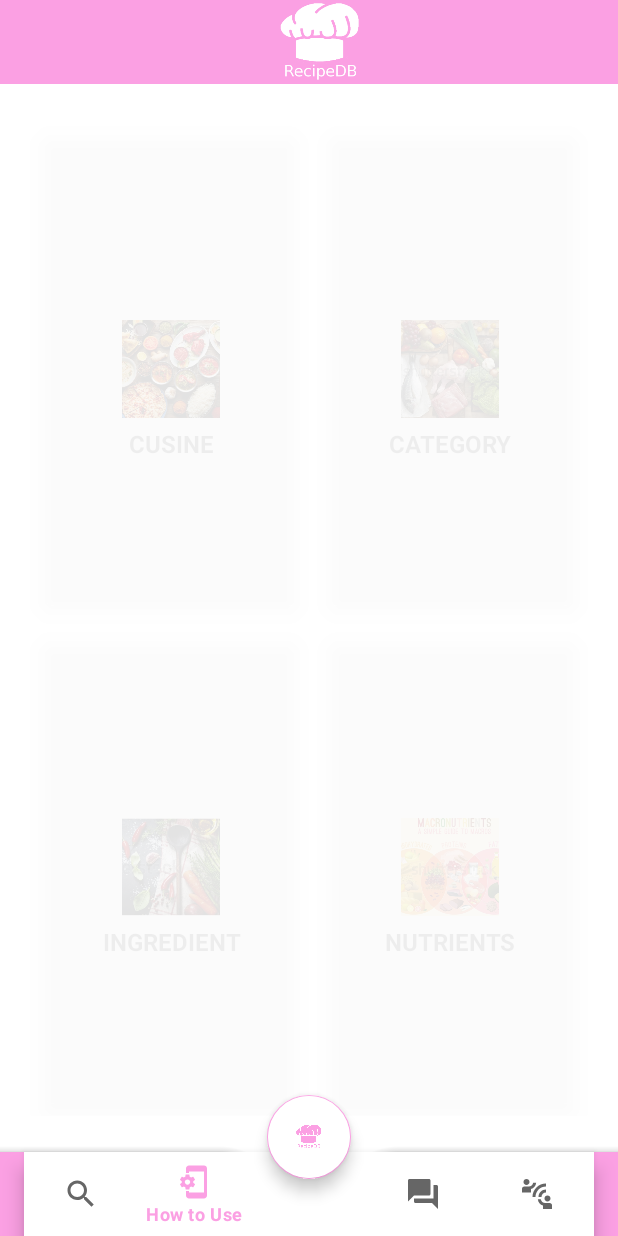
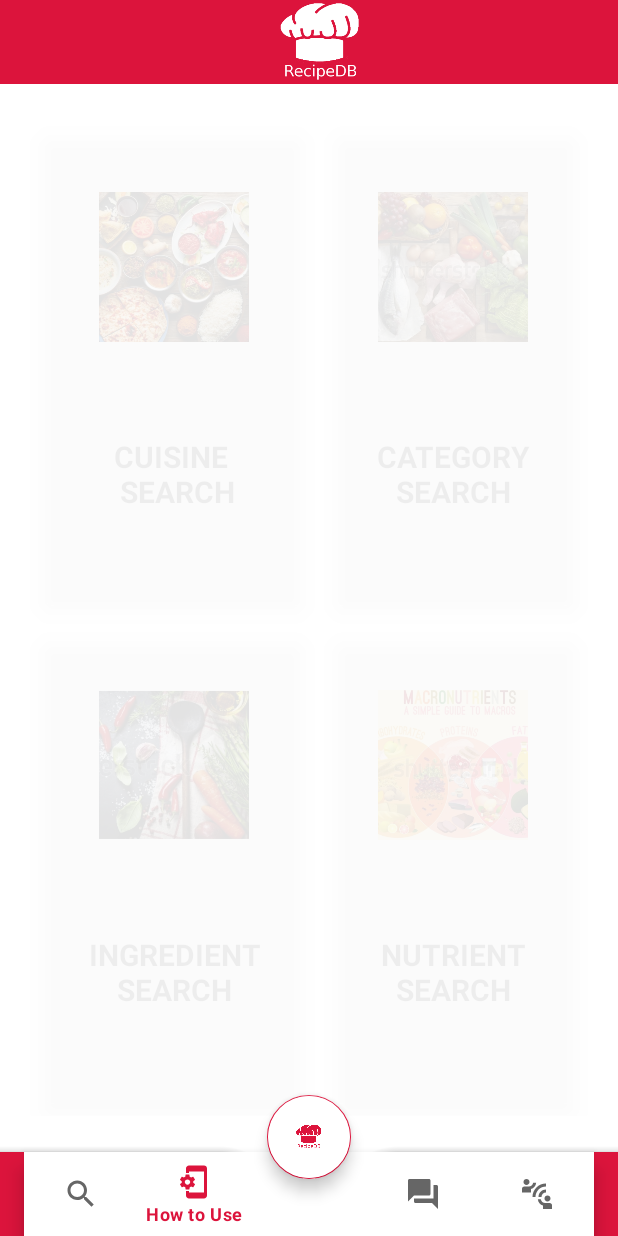
Before and after one commit to adarshpokhriyal12/Recipe_Search, an Android app: the screen it shows after launch (MainActivity), item 2 of the bottom bar chosen, on a phone screen of 412 x 824 dp. Run offline under Robolectric (Android 15) with nearby library versions, the phone set to English and light mode, and no system bars.

Commit message:
init commit3

```diff
--- a/app/src/main/res/layout/activity_main.xml
+++ b/app/src/main/res/layout/activity_main.xml
@@ -47,20 +47,22 @@
                 android:layout_width="wrap_content"
                 android:layout_height="wrap_content"
                 android:orientation="vertical"
-                android:layout_gravity="center_vertical|center_horizontal">
+                android:layout_gravity="center_horizontal">
                 <ImageView
-                    android:layout_width="65dp"
-                    android:layout_height="65dp"
+                    android:layout_marginTop="40dp"
+                    android:layout_gravity="center"
+                    android:layout_width="100dp"
+                    android:layout_height="100dp"
                     android:src="@drawable/cuisines"
                     />
             </LinearLayout>
             <TextView
                 android:layout_gravity="center"
-                android:layout_marginTop="50dp"
+                android:layout_marginTop="70dp"
                 android:layout_width="match_parent"
                 android:layout_height="wrap_content"
-                android:textSize="16dp"
-                android:text="CUSINE"
+                android:textSize="20dp"
+                android:text="CUISINE \n SEARCH"
 
                 android:textStyle="bold"
                 android:textAlignment="center"
@@ -84,19 +86,21 @@
                 android:layout_width="wrap_content"
                 android:layout_height="wrap_content"
                 android:orientation="vertical"
-                android:layout_gravity="center_vertical|center_horizontal">
+                android:layout_gravity="center_horizontal">
                 <ImageView
-                    android:layout_width="65dp"
-                    android:layout_height="65dp"
+                    android:layout_marginTop="40dp"
+                    android:layout_gravity="center"
+                    android:layout_width="100dp"
+                    android:layout_height="100dp"
                     android:src="@drawable/categories"/>
             </LinearLayout>
             <TextView
                 android:layout_gravity="center"
-                android:layout_marginTop="50dp"
+                android:layout_marginTop="70dp"
                 android:layout_width="match_parent"
                 android:layout_height="wrap_content"
-                android:text="CATEGORY"
-                android:textSize="16dp"
+                android:text="CATEGORY\nSEARCH"
+                android:textSize="20dp"
                 android:textStyle="bold"
                 android:textAlignment="center"
                 android:gravity="center_horizontal" />
@@ -118,21 +122,23 @@
                 android:layout_width="wrap_content"
                 android:layout_height="wrap_content"
                 android:orientation="vertical"
-                android:layout_gravity="center_vertical|center_horizontal">
+                android:layout_gravity="center_horizontal">
                 <ImageView
-                    android:layout_width="65dp"
-                    android:layout_height="65dp"
+                    android:layout_marginTop="40dp"
+                    android:layout_gravity="center"
+                    android:layout_width="100dp"
+                    android:layout_height="100dp"
                     android:src="@drawable/ingredients"/>
 
 
             </LinearLayout>
             <TextView
-                android:layout_marginTop="50dp"
                 android:layout_gravity="center"
+                android:layout_marginTop="70dp"
                 android:layout_width="match_parent"
                 android:layout_height="wrap_content"
-                android:textSize="16dp"
-                android:text="INGREDIENT"
+                android:textSize="20dp"
+                android:text="INGREDIENT\nSEARCH"
                 android:textStyle="bold"
                 android:textAlignment="center"
                 android:gravity="center_horizontal" />
@@ -154,19 +160,21 @@
                 android:layout_width="wrap_content"
                 android:layout_height="wrap_content"
                 android:orientation="vertical"
-                android:layout_gravity="center_vertical|center_horizontal">
+                android:layout_gravity="center_horizontal">
                 <ImageView
-                    android:layout_width="65dp"
-                    android:layout_height="65dp"
+                    android:layout_marginTop="40dp"
+                    android:layout_gravity="center"
+                    android:layout_width="100dp"
+                    android:layout_height="100dp"
                     android:src="@drawable/nutrients"/>
             </LinearLayout>
             <TextView
                 android:layout_gravity="center"
-                android:layout_marginTop="50dp"
+                android:layout_marginTop="70dp"
                 android:layout_width="match_parent"
                 android:layout_height="wrap_content"
-                android:textSize="16dp"
-                android:text="NUTRIENTS"
+                android:textSize="20dp"
+                android:text="NUTRIENT\nSEARCH"
                 android:textStyle="bold"
                 android:textAlignment="center"
                 android:gravity="center_horizontal" />
--- a/app/src/main/res/values/colors.xml
+++ b/app/src/main/res/values/colors.xml
@@ -7,7 +7,7 @@
     <color name="teal_700">#FF018786</color>
     <color name="black">#FF000000</color>
     <color name="white">#FFFFFFFF</color>
-    <color name="cobalt_blue">#fba0e3</color>
+    <color name="cobalt_blue">#DC143C</color>
     <color name="card_bg">#f6f6f6</color>
     <color name="content_text">#999da4</color>
 
```
Also changed, not shown: app/src/main/java/com/example/recipe_search/CONTACT_US/Contact_Us.java (+17 -1 lines), app/src/main/java/com/example/recipe_search/FAQs/faqs_list.java (+12 -12 lines), app/src/main/res/layout/activity_contact__us.xml (+10 -0 lines).
